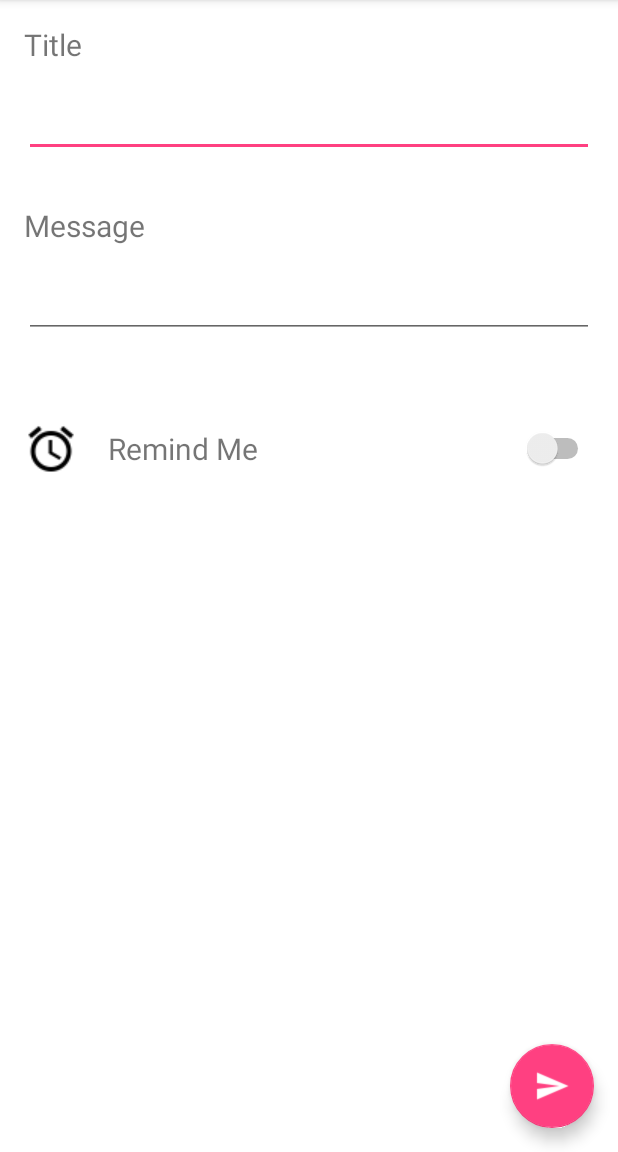
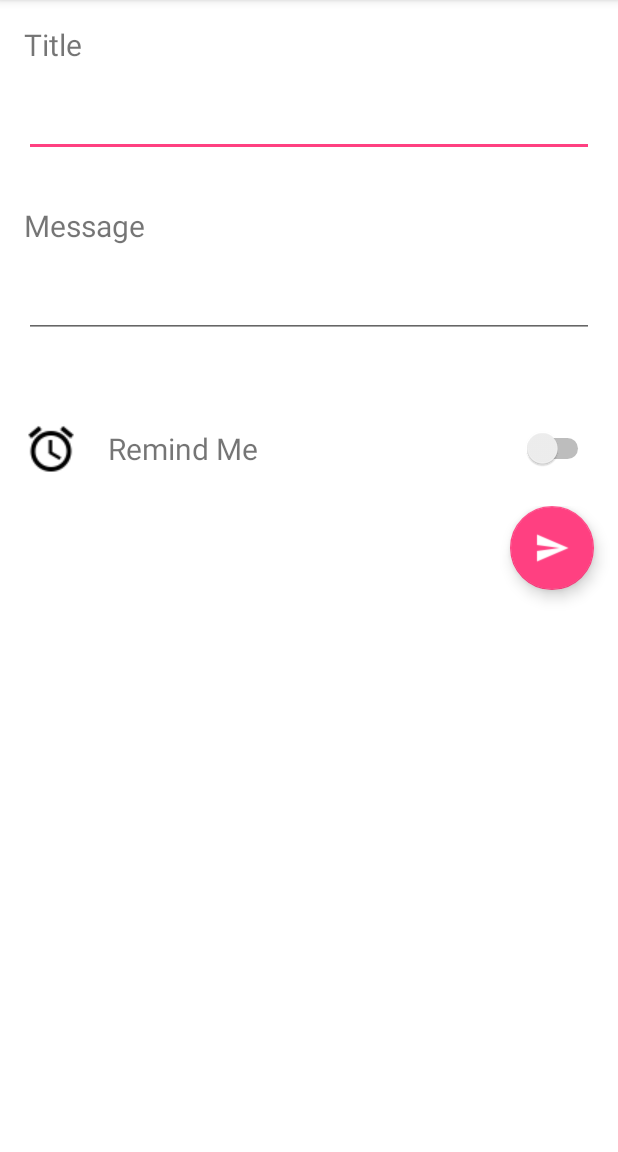
Before and after one commit to divyaRastogi29/LearningAndroid, an Android app: the screen it shows after launch (MainActivity), after a tap on an icon or button, on a phone screen of 412 x 824 dp, the part 84-1236 px from its top. Run offline under Robolectric (Android 15) with nearby library versions, the phone set to English and light mode, and no system bars.

```diff
--- a/NoteApp/app/src/main/res/layout/fragment_create_note.xml
+++ b/NoteApp/app/src/main/res/layout/fragment_create_note.xml
@@ -153,6 +153,12 @@
                 </LinearLayout>
             </LinearLayout>
 
+            <LinearLayout
+                android:layout_width="match_parent"
+                android:layout_height="wrap_content"
+                android:layout_below="@+id/linearDateId"
+                android:gravity="end">
+
             <android.support.design.widget.FloatingActionButton
                 android:id="@+id/submitButton"
                 android:layout_width="wrap_content"
@@ -162,8 +168,8 @@
                 android:layout_gravity="end"
                 android:layout_margin="16dp"
                 android:src="@drawable/send"
-                app:fabSize="normal" />
-
+                app:fabSize="normal"/>
+            </LinearLayout>
         </RelativeLayout>
 
     </android.support.design.widget.CoordinatorLayout>
```
